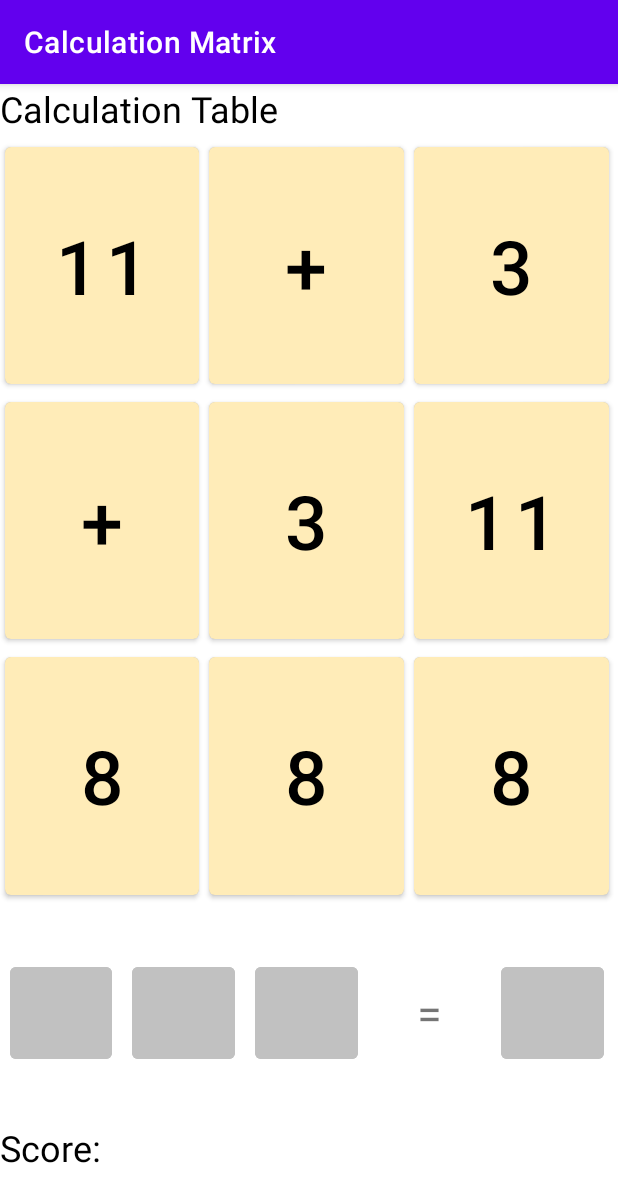
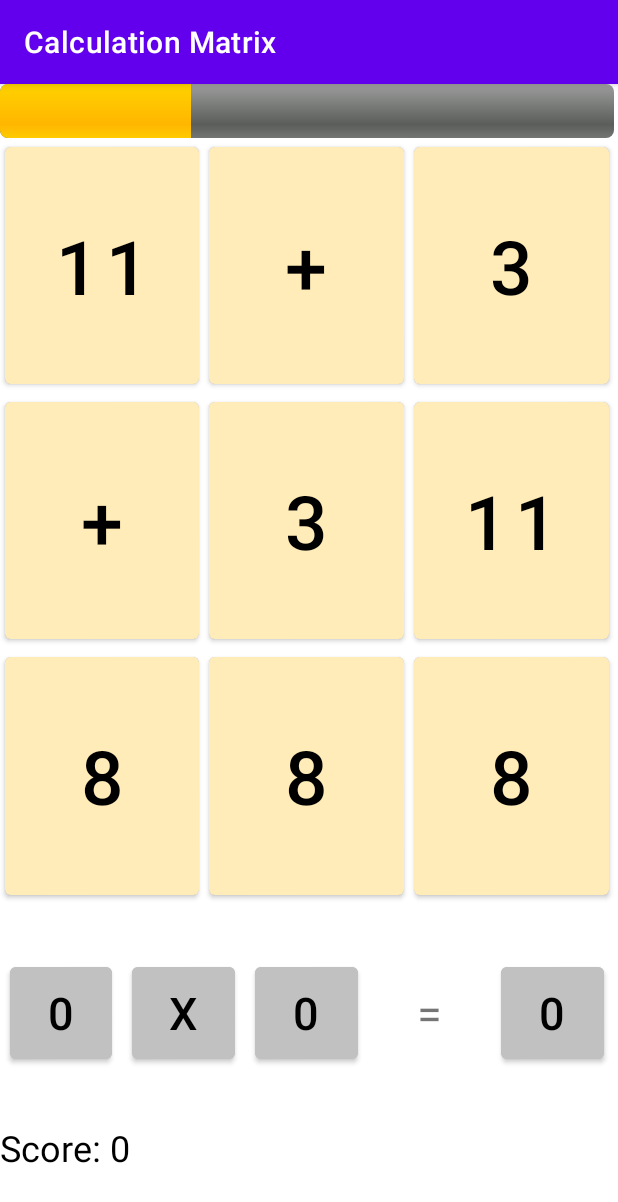
Before and after one commit to Herophillix/calculation-matrix, an Android app: the screen it shows after launch (MainActivity), on a phone screen of 412 x 824 dp. Shown: the top 1202 px of the screen. Run offline under Robolectric (Android 15) with nearby library versions, the phone set to English and light mode, and no system bars; 4 statements that could not run were skipped.

Commit message:
Add audio

```diff
--- a/app/src/main/java/com/example/calculationmatrix/MainActivity.java
+++ b/app/src/main/java/com/example/calculationmatrix/MainActivity.java
@@ -2,20 +2,35 @@ package com.example.calculationmatrix;
 
 import androidx.appcompat.app.AppCompatActivity;
 
+import android.media.MediaPlayer;
 import android.os.Bundle;
+import android.os.CountDownTimer;
 import android.util.Log;
 import android.view.View;
 import android.widget.Button;
+import android.widget.ProgressBar;
+import android.widget.TextView;
+import android.widget.Toast;
 
+import java.sql.Time;
 import java.util.ArrayList;
 
 public class MainActivity extends AppCompatActivity {
     private final int HORIZONTAL_SIZE = 3;
     private final int VERTICAL_SIZE = 3;
+    final long TIME_LIMIT = 30000;
+    final long INTERVAL = 50;
 
     private GameManager gameManager;
     private ArrayList<EquationButton> digitButtons;
     private EquationButton signButton;
+
+    ProgressBar progressBar;
+    CountDownTimer countDownTimer;
+    long timeLeft;
+
+    int userScore;
+    TextView scoreText;
 
     @Override
     protected void onCreate(Bundle savedInstanceState) {
@@ -23,6 +38,8 @@ public class MainActivity extends AppCompatActivity {
         setContentView(R.layout.activity_main);
         InitializeGameManager();
         InitializeEquationButtons();
+        InitializeProgressBar();
+        InitializeScore();
     }
 
     private void InitializeGameManager()
@@ -40,6 +57,8 @@ public class MainActivity extends AppCompatActivity {
         buttons[1][2] = findViewById(R.id.grid_8);
         buttons[2][2] = findViewById(R.id.grid_9);
 
+        final MediaPlayer GRID_CLICK = MediaPlayer.create(this, R.raw.grid_click);
+
         for(int i = 0; i < HORIZONTAL_SIZE; ++i)
         {
             for(int j = 0; j < VERTICAL_SIZE; ++j)
@@ -51,6 +70,7 @@ public class MainActivity extends AppCompatActivity {
                     @Override
                     public void onClick(View view) {
                         OnGridButtonSelected(gridButton);
+                        GRID_CLICK.start();
                     }
                 });
             }
@@ -59,12 +79,81 @@ public class MainActivity extends AppCompatActivity {
 
     private void InitializeEquationButtons()
     {
+        final MediaPlayer GRID_RETURN = MediaPlayer.create(this, R.raw.grid_return);
+
         digitButtons = new ArrayList<>();
-        digitButtons.add(new EquationButton(findViewById(R.id.lhs_1)));
-        digitButtons.add(new EquationButton(findViewById(R.id.lhs_2)));
-        digitButtons.add(new EquationButton(findViewById(R.id.ans)));
+        digitButtons.add(new EquationButton(findViewById(R.id.lhs_1), GRID_RETURN));
+        digitButtons.add(new EquationButton(findViewById(R.id.lhs_2), GRID_RETURN));
+        digitButtons.add(new EquationButton(findViewById(R.id.ans), GRID_RETURN));
 
-        signButton = new EquationButton(findViewById(R.id.lhs_sign));
+        signButton = new EquationButton(findViewById(R.id.lhs_sign), GRID_RETURN);
+    }
+
+    private void InitializeProgressBar()
+    {
+        progressBar =(ProgressBar)findViewById(R.id.progressbar);
+        progressBar.setProgress(0);
+
+        CreateCountdownTimer(TIME_LIMIT, INTERVAL);
+    }
+
+    private void CreateCountdownTimer(long timeLimit, long interval)
+    {
+        if(countDownTimer != null)
+            countDownTimer.cancel();
+        MainActivity instance = this;
+        countDownTimer = new CountDownTimer(timeLimit,interval) {
+
+            @Override
+            public void onTick(long millisUntilFinished) {
+                timeLeft = millisUntilFinished;
+                progressBar.setProgress((int)((TIME_LIMIT - timeLeft)/(double)TIME_LIMIT * 100));
+            }
+
+            @Override
+            public void onFinish() {
+                progressBar.setProgress(100);
+
+                final MediaPlayer GAME_OVER = MediaPlayer.create(instance, R.raw.game_over);
+                GAME_OVER.start();
+
+                Toast toast = Toast.makeText(getApplicationContext(), "Game Over!", Toast.LENGTH_LONG);
+                toast.show();
+                CountDownTimer delay = new CountDownTimer(3000, INTERVAL) {
+                    @Override
+                    public void onTick(long l) {
+
+                    }
+
+                    @Override
+                    public void onFinish() {
+                        finish();
+                        startActivity(getIntent());
+                    }
+                };
+                delay.start();
+            }
+        };
+        countDownTimer.start();
+    }
+
+    private void InitializeScore()
+    {
+        scoreText = findViewById(R.id.score);
+        UpdateScore();
+    }
+
+    private void UpdateScore()
+    {
+        scoreText.setText("Score: " + Integer.toString(userScore));
+    }
+
+    private void AddScore(int add_value)
+    {
+        userScore += add_value;
+        UpdateScore();
+        long added_time = Math.max(5000 - userScore * 300, 2000);
+        CreateCountdownTimer(Math.min(timeLeft + added_time , TIME_LIMIT), INTERVAL);
     }
 
     private void OnGridButtonSelected(GridButton gridButton)
@@ -106,10 +195,38 @@ public class MainActivity extends AppCompatActivity {
         {
             for(EquationButton digits: digitButtons)
             {
-                digits.RemoveOccupyingButton();
+                digits.SetEnabled(false);
             }
-            signButton.RemoveOccupyingButton();
-            gameManager.FillEmptyGridButton();
+            signButton.SetEnabled(false);
+            gameManager.SetEnabled(false);
+            final MediaPlayer EQUATION_CORRECT = MediaPlayer.create(this, R.raw.equation_correct);
+            EQUATION_CORRECT.start();
+            CountDownTimer timer = new CountDownTimer(500, INTERVAL) {
+                @Override
+                public void onTick(long l) {
+
+                }
+
+                @Override
+                public void onFinish() {
+                    for(EquationButton digits: digitButtons)
+                    {
+                        digits.SetEnabled(true);
+                        digits.RemoveOccupyingButton();
+                    }
+                    signButton.SetEnabled(true);
+                    signButton.RemoveOccupyingButton();
+                    gameManager.SetEnabled(true);
+                    gameManager.FillEmptyGridButton();
+                    AddScore(1);
+                }
+            };
+            timer.start();
+        }
+        else
+        {
+            final MediaPlayer EQUATION_WRONG = MediaPlayer.create(this, R.raw.equation_wrong);
+            EQUATION_WRONG.start();
         }
     }
 }
--- a/app/src/main/res/layout/activity_main.xml
+++ b/app/src/main/res/layout/activity_main.xml
@@ -14,14 +14,15 @@
         tools:layout_editor_absoluteX="1dp"
         tools:layout_editor_absoluteY="1dp">
 
-        <TextView
-            android:id="@+id/game_title"
+        <ProgressBar
+            android:id="@+id/progressbar"
+            style="@android:style/Widget.ProgressBar.Horizontal"
             android:layout_width="match_parent"
             android:layout_height="0dp"
+            android:layout_above="@+id/bottom_header_relativelayout"
             android:layout_weight="1"
-            android:text="Calculation Table"
-            android:textColor="#000000"
-            android:textSize="24sp" />
+            android:max="100"
+            android:progress="0" />
 
         <androidx.gridlayout.widget.GridLayout
             android:layout_width="match_parent"
```
Also changed, not shown: 5 other files.
